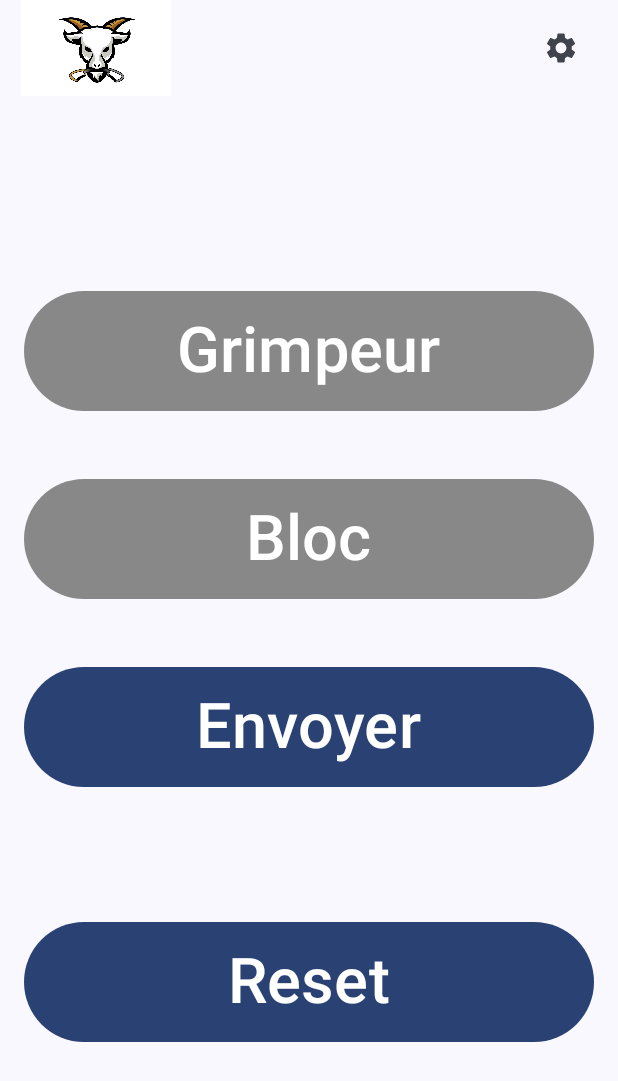
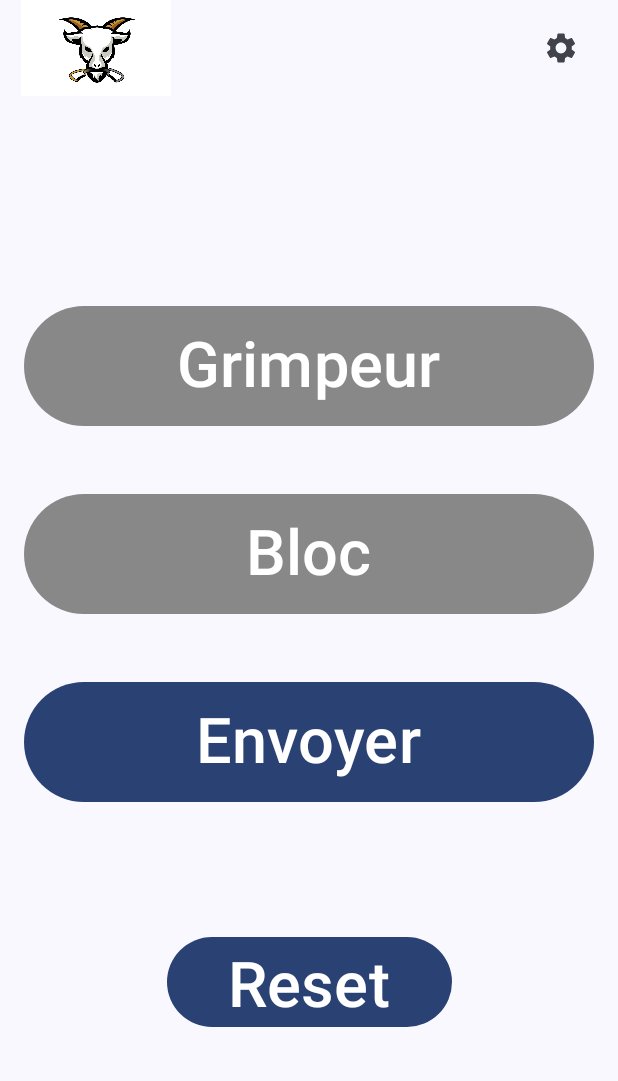
Before and after one commit to computingify/ClimbContest, an Android app built with Jetpack Compose: the composable MainScreen shown on its own in the app's theme, on a phone screen of 412 x 824 dp. Shown: the top 1081 px of the screen. Run offline under Robolectric (Android 15) with nearby library versions, the phone set to English and light mode, and no system bars; libraries missing offline, so code that uses them is left out: com.google.mlkit.vision; 3 statements that could not run were skipped.

Commit message:
reduce Reset button size

```diff
--- a/app/src/main/java/com/adn/dev/climbcontest/MainActivity.kt
+++ b/app/src/main/java/com/adn/dev/climbcontest/MainActivity.kt
@@ -344,8 +344,8 @@ fun MainScreen(viewModel: MainViewModel,
             Button(
                 onClick = onReset,
                 modifier = Modifier
-                    .height(buttonSize.dp) // Set button height
-                    .fillMaxWidth() // Make the button take full width
+                    .height(60.dp) // Set button height
+                    .fillMaxWidth(0.5f) // Make the button take full width
             ) {
                 Text(stringResource(R.string.reset), fontSize = buttonTextSize.sp)
             }
```
Also changed, not shown: gradle/wrapper/gradle-wrapper.properties.
